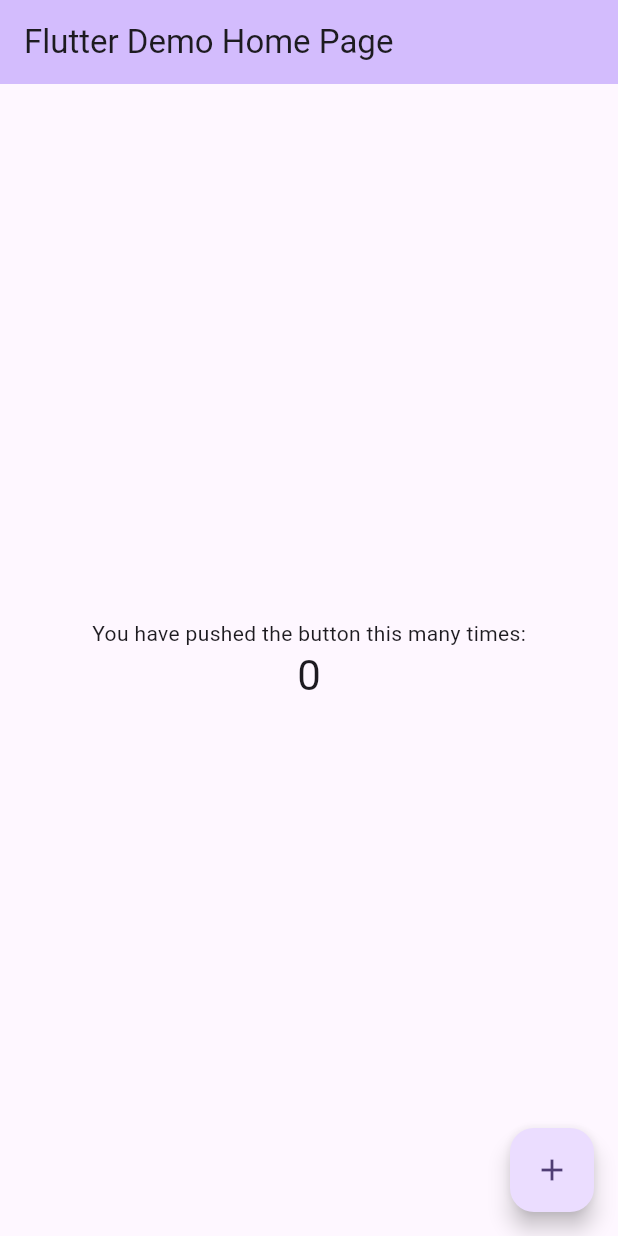
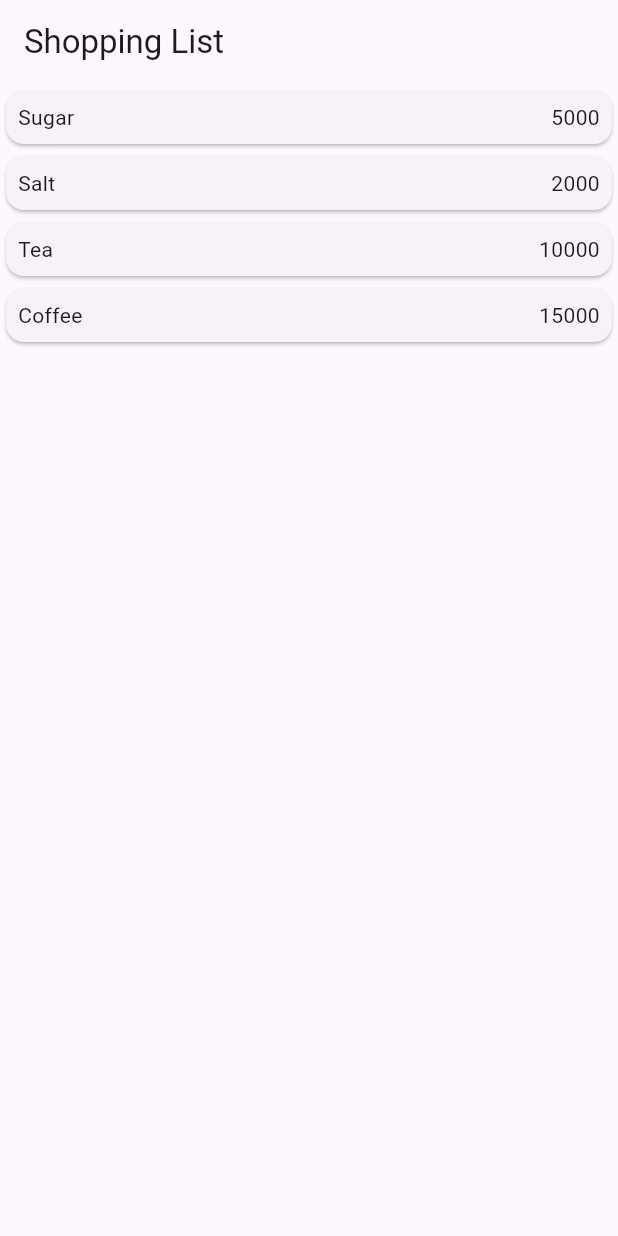
Before and after one commit to MariskaPutri18/flutter-part-3-navigation, a Flutter app: the screen it shows after launch, on a phone screen of 412 x 824 dp. Run offline on Flutter 3.47's test engine with Material 3 defaults, Android fonts, the phone set to English and light mode, and no system bars.

Commit message:
praktikum 5: navigation

```diff
--- /dev/null
+++ b/lib/models/item.dart
@@ -0,0 +1,6 @@
+class Item {
+  String name;
+  int price;
+
+  Item({ required this.name, required this.price});
+}
--- /dev/null
+++ b/lib/pages/home_page.dart
@@ -0,0 +1,44 @@
+import 'package:belanja/models/item.dart';
+import 'package:flutter/material.dart';
+
+class HomePage extends StatelessWidget {
+  final List<Item> items = [
+    Item(name: 'Sugar', price: 5000),
+    Item(name: 'Salt', price: 2000),
+    Item(name: 'Tea', price: 10000),
+    Item(name: 'Coffee', price: 15000),
+  ];
+  @override
+  Widget build(BuildContext context) {
+    return Scaffold(
+      appBar: AppBar(title: const Text("Shopping List")),
+      body: ListView.builder(
+        itemCount: items.length,
+        itemBuilder: (context, index) {
+          final item = items[index];
+          return InkWell(
+            onTap: () {
+              Navigator.pushNamed(context, '/item', arguments: item);
+            },
+            child: Card(
+              child: Container(
+                margin: EdgeInsets.all(8),
+                child: Row(
+                  children: [
+                    Expanded(child: Text(item.name)),
+                    Expanded(
+                      child: Text(
+                        item.price.toString(),
+                        textAlign: TextAlign.end,
+                      ),
+                    ),
+                  ],
+                ),
+              ),
+            ),
+          );
+        },
+      ),
+    );
+  }
+}
```
Also changed, not shown: lib/main.dart (+9 -1 lines), lib/pages/item_page.dart (added, +19 -0 lines), images/01.png (added), images/02.png (added).
